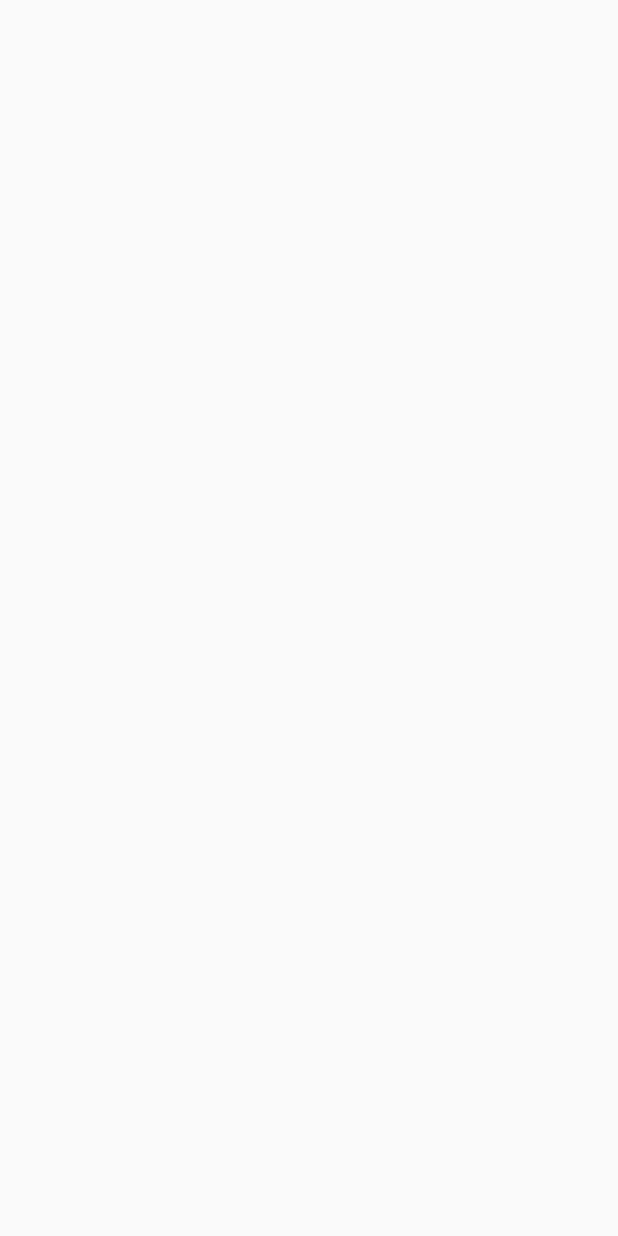
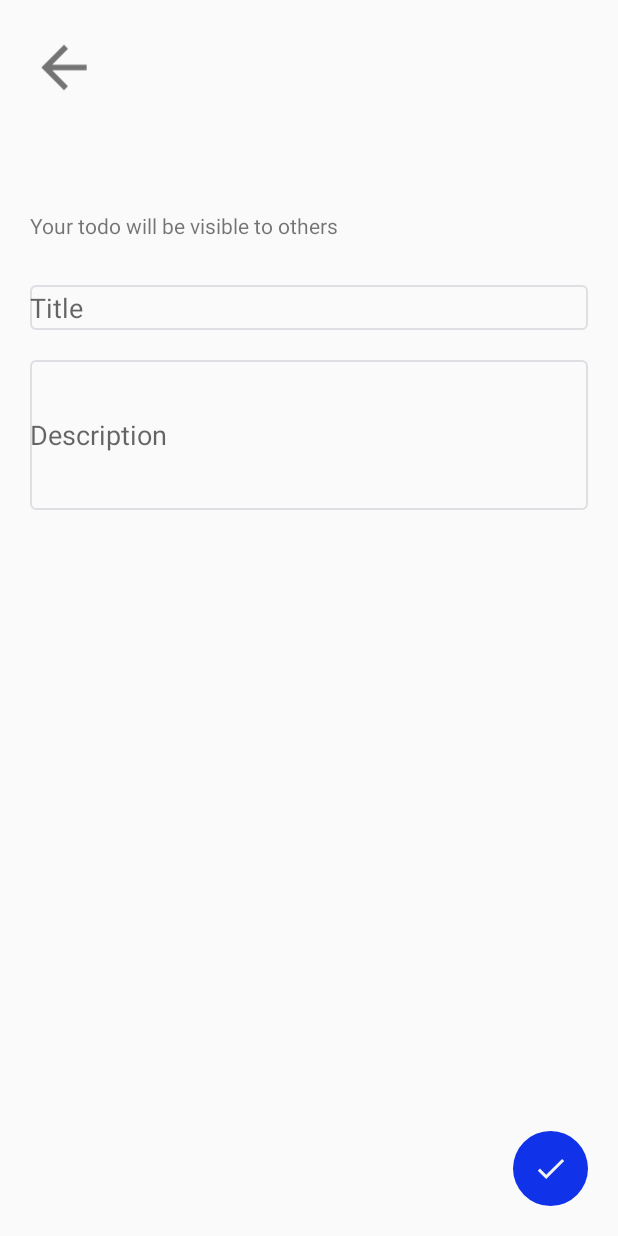
Before and after one commit to Magizuki/KepoApp, an Android app: the AddUpdateMyToDoActivity screen opened directly, with no data from a screen before it, on a phone screen of 412 x 824 dp. Before the commit the screen is empty. Run offline under Robolectric (Android 15) with nearby library versions, the phone set to English and light mode, and no system bars; our stand-ins replace data binding.

Commit message:
Add Create Update My ToDo UI Design

```diff
--- a/app/src/main/res/layout/activity_add_update_my_to_do.xml
+++ b/app/src/main/res/layout/activity_add_update_my_to_do.xml
@@ -1,9 +1,87 @@
 <?xml version="1.0" encoding="utf-8"?>
-<androidx.constraintlayout.widget.ConstraintLayout xmlns:android="http://schemas.android.com/apk/res/android"
+<layout xmlns:android="http://schemas.android.com/apk/res/android"
     xmlns:app="http://schemas.android.com/apk/res-auto"
-    xmlns:tools="http://schemas.android.com/tools"
-    android:layout_width="match_parent"
-    android:layout_height="match_parent"
-    tools:context=".view.AddUpdateMyToDoActivity">
+    xmlns:tools="http://schemas.android.com/tools">
 
-</androidx.constraintlayout.widget.ConstraintLayout>
+    <RelativeLayout
+        android:layout_width="match_parent"
+        android:layout_height="match_parent"
+        tools:context=".view.AddUpdateMyToDoActivity"
+        android:layout_margin="20dp">
+
+        <ImageView
+            android:id="@+id/BackBtn"
+            android:layout_width="45dp"
+            android:layout_height="50dp"
+            android:src="@drawable/ic_arrow_back"
+            />
+
+        <TextView
+            android:id="@+id/CreateUpdateToDoTitle"
+            android:layout_width="wrap_content"
+            android:layout_height="wrap_content"
+            android:text=""
+            tools:text="Testing"
+            android:layout_below="@+id/BackBtn"
+            android:textColor="@color/black"
+            android:textSize="30sp"
+            android:textStyle="bold"
+            android:layout_marginTop="20dp"
+            />
+
+        <TextView
+            android:id="@+id/CreateUpdateToDoDesc"
+            android:layout_width="wrap_content"
+            android:layout_height="wrap_content"
+            android:text="@string/your_todo_will_be_visible_to_others"
+            android:layout_below="@+id/CreateUpdateToDoTitle"
+            android:layout_marginTop="10dp"
+            />
+
+        <EditText
+            android:id="@+id/TitleTxt"
+            android:layout_marginTop="30dp"
+            android:layout_width="match_parent"
+            android:layout_height="30dp"
+            android:background="@drawable/edit_text_customdesign"
+            android:layout_below="@+id/CreateUpdateToDoDesc"
+            android:hint="Title"/>
+
+        <EditText
+            android:id="@+id/DescriptionTxt"
+            android:layout_marginTop="20dp"
+            android:layout_width="match_parent"
+            android:layout_height="100dp"
+            android:background="@drawable/edit_text_customdesign"
+            android:layout_below="@+id/TitleTxt"
+            android:hint="Description"/>
+
+        <TextView
+            android:layout_width="wrap_content"
+            android:layout_height="wrap_content"
+            android:layout_below="@id/DescriptionTxt"
+            android:layout_alignParentEnd="true"
+            tools:text="Test"
+            />
+
+        <TextView
+            android:layout_width="wrap_content"
+            android:layout_height="wrap_content"
+            android:layout_below="@id/DescriptionTxt"
+            android:layout_centerHorizontal="true"
+            android:layout_marginTop="70dp"
+            tools:text="Test"
+            android:textColor="@color/design_default_color_error"/>
+
+        <ImageButton
+            android:id="@+id/CheckBtn"
+            android:layout_width="50dp"
+            android:layout_height="50dp"
+            android:src="@drawable/ic_check"
+            android:layout_alignParentBottom="true"
+            android:layout_alignParentEnd="true"
+            android:background="@drawable/custom_addbtn"/>
+
+    </RelativeLayout>
+
+</layout>
--- a/app/src/main/res/layout/activity_my_to_do.xml
+++ b/app/src/main/res/layout/activity_my_to_do.xml
@@ -18,7 +18,7 @@
             />
 
         <TextView
-            android:id="@+id/ProfileTitle"
+            android:id="@+id/MyToDoTitle"
             android:layout_width="wrap_content"
             android:layout_height="wrap_content"
             android:text="@string/my_todo"
@@ -33,8 +33,8 @@
             android:id="@+id/MyToDoDesc"
             android:layout_width="wrap_content"
             android:layout_height="wrap_content"
-            android:text="Here all your todos!"
-            android:layout_below="@+id/ProfileTitle"
+            android:text="@string/here_all_your_todos"
+            android:layout_below="@+id/MyToDoTitle"
             android:layout_marginTop="10dp"
             />
 
--- a/app/src/main/res/values/strings.xml
+++ b/app/src/main/res/values/strings.xml
@@ -11,4 +11,6 @@
     <string name="profile">Profile</string>
     <string name="my_todo">My ToDo</string>
     <string name="no_data">No Data</string>
+    <string name="here_all_your_todos">Here all your todos!</string>
+    <string name="your_todo_will_be_visible_to_others">Your todo will be visible to others</string>
 </resources>
```
